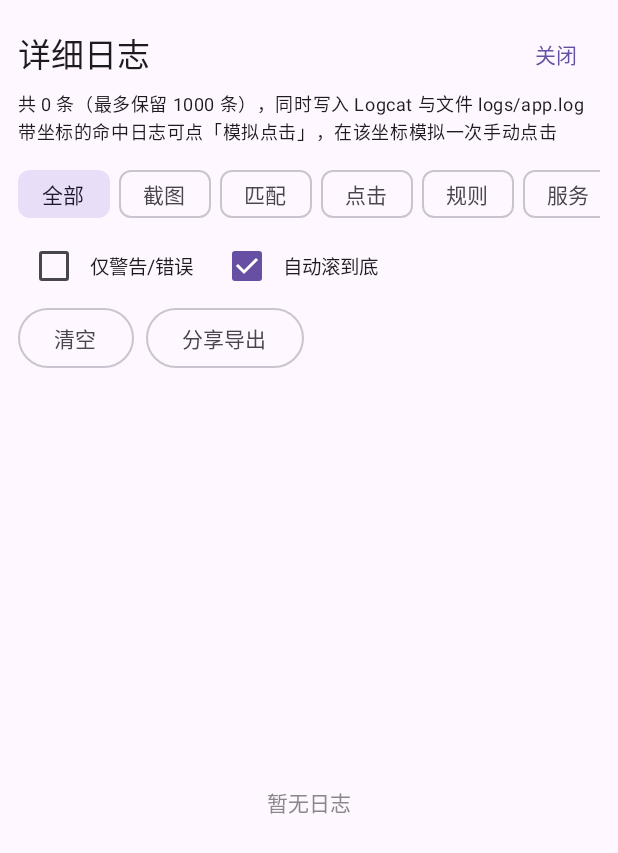
After one commit to anransu983-sketch/ColorClicker, an Android app built with Jetpack Compose: the composable LogScreen shown on its own in the app's theme, on a phone screen of 412 x 824 dp. The commit adds this screen. Shown: the top 853 px of the screen. Run offline under Robolectric (Android 15) with nearby library versions, the phone set to English and light mode, and no system bars; 2 statements that could not run were skipped.

Commit message:
详细日志 + 日志坐标模拟点击：命中日志带坐标，点「模拟点击」即在该坐标模拟一次点击

```diff
--- /dev/null
+++ b/app/src/main/java/com/example/colorclicker/LogScreen.kt
@@ -0,0 +1,134 @@
+package com.example.colorclicker
+
+import android.content.Intent
+import androidx.compose.foundation.background
+import androidx.compose.foundation.horizontalScroll
+import androidx.compose.foundation.layout.*
+import androidx.compose.foundation.lazy.LazyColumn
+import androidx.compose.foundation.lazy.items
+import androidx.compose.foundation.lazy.rememberLazyListState
+import androidx.compose.foundation.rememberScrollState
+import androidx.compose.material3.*
+import androidx.compose.runtime.*
+import androidx.compose.ui.Alignment
+import androidx.compose.ui.Modifier
+import androidx.compose.ui.graphics.Color
+import androidx.compose.ui.platform.LocalContext
+import androidx.compose.ui.text.font.FontFamily
+import androidx.compose.ui.unit.dp
+import androidx.compose.ui.unit.sp
+import androidx.compose.ui.window.Dialog
+import androidx.compose.ui.window.DialogProperties
+import kotlinx.coroutines.launch
+
+private val TAGS = listOf("全部", "截图", "匹配", "点击", "规则", "服务", "启动")
+
+private fun levelColor(level: String) = when (level) {
+    "ERROR" -> Color(0xFFD32F2F)
+    "WARN" -> Color(0xFFEF6C00)
+    "DEBUG" -> Color(0xFF757575)
+    else -> Color.Unspecified
+}
+
+/** 应用内详细日志页：实时看、按分类/级别筛、清空、分享导出 */
+@Composable
+fun LogScreen(onDismiss: () -> Unit) {
+    val ctx = LocalContext.current
+    val scope = rememberCoroutineScope()
+    var tag by remember { mutableStateOf("全部") }
+    var onlyErrors by remember { mutableStateOf(false) }
+    var autoScroll by remember { mutableStateOf(true) }
+    val listState = rememberLazyListState()
+
+    val shown = remember(AppLog.lines.size, tag, onlyErrors) {
+        AppLog.lines.filter {
+            (tag == "全部" || it.tag == tag) && (!onlyErrors || it.level == "ERROR" || it.level == "WARN")
+        }
+    }
+
+    LaunchedEffect(shown.size) {
+        if (autoScroll && shown.isNotEmpty()) listState.animateScrollToItem(shown.size - 1)
+    }
+
+    Dialog(onDismissRequest = onDismiss, properties = DialogProperties(usePlatformDefaultWidth = false)) {
+        Surface(Modifier.fillMaxSize(), color = MaterialTheme.colorScheme.background) {
+            Column(Modifier.fillMaxSize().padding(12.dp)) {
+                Row(verticalAlignment = Alignment.CenterVertically) {
+                    Text("详细日志", style = MaterialTheme.typography.titleLarge, modifier = Modifier.weight(1f))
+                    TextButton(onDismiss) { Text("关闭") }
+                }
+                Text("共 ${AppLog.lines.size} 条（最多保留 ${AppLog.MAX_LINES} 条），同时写入 Logcat 与文件 logs/app.log", style = MaterialTheme.typography.bodySmall)
+                Text("带坐标的命中日志可点「模拟点击」，在该坐标模拟一次手动点击", style = MaterialTheme.typography.bodySmall)
+                Spacer(Modifier.height(8.dp))
+                Row(Modifier.horizontalScroll(rememberScrollState()), horizontalArrangement = Arrangement.spacedBy(6.dp)) {
+                    TAGS.forEach { t ->
+                        FilterChip(tag == t, { tag = t }, { Text(t) })
+                    }
+                }
+                Row(verticalAlignment = Alignment.CenterVertically, horizontalArrangement = Arrangement.spacedBy(12.dp)) {
+                    Row(verticalAlignment = Alignment.CenterVertically) {
+                        Checkbox(onlyErrors, { onlyErrors = it })
+                        Text("仅警告/错误", fontSize = 13.sp)
+                    }
+                    Row(verticalAlignment = Alignment.CenterVertically) {
+                        Checkbox(autoScroll, { autoScroll = it })
+                        Text("自动滚到底", fontSize = 13.sp)
+                    }
+                }
+                Row(horizontalArrangement = Arrangement.spacedBy(8.dp)) {
+                    OutlinedButton({
+                        AppLog.clear()
+                        AppLog.i("服务", "日志已清空")
+                    }) { Text("清空") }
+                    OutlinedButton({
+                        val text = AppLog.exportText()
+                        val send = Intent(Intent.ACTION_SEND).apply {
+                            type = "text/plain"
+                            putExtra(Intent.EXTRA_SUBJECT, "ColorClicker 日志")
+                            putExtra(Intent.EXTRA_TEXT, text)
+                        }
+                        ctx.startActivity(Intent.createChooser(send, "导出日志"))
+                    }) { Text("分享导出") }
+                }
+                Spacer(Modifier.height(8.dp))
+                if (shown.isEmpty()) {
+                    Box(Modifier.fillMaxSize(), contentAlignment = Alignment.Center) {
+                        Text("暂无日志", color = Color.Gray)
+                    }
+                } else {
+                    LazyColumn(state = listState, modifier = Modifier.fillMaxSize(), verticalArrangement = Arrangement.spacedBy(2.dp)) {
+                        items(shown) { l ->
+                            Row(
+                                modifier = Modifier.fillMaxWidth().background(
+                                    if (l.level == "ERROR") Color(0xFFFFEBEE) else Color.Transparent
+                                ).padding(2.dp),
+                                verticalAlignment = Alignment.CenterVertically
+                            ) {
+                                Text(
+                                    l.format(),
+                                    fontSize = 11.sp,
+                                    fontFamily = FontFamily.Monospace,
+                                    color = levelColor(l.level),
+                                    modifier = Modifier.weight(1f)
+                                )
+                                if (l.x != null && l.y != null) {
+                                    TextButton(
+                                        onClick = {
+                                            scope.launch {
+                                                AppLog.i("点击", "手动点击 (${l.x},${l.y})（来自日志）")
+                                                val ok = ClickService.tap(l.x, l.y)
+                                                if (ok) AppLog.i("点击", "手动点击 (${l.x},${l.y}) 已发出")
+                                                else AppLog.e("点击", "手动点击 (${l.x},${l.y}) 失败：无障碍服务未连接或手势被拒")
+                                            }
+                                        },
+                                        contentPadding = PaddingValues(horizontal = 6.dp, vertical = 0.dp)
+                                    ) { Text("模拟点击", fontSize = 11.sp) }
+                                }
+                            }
+                        }
+                    }
+                }
+            }
+        }
+    }
+}
--- a/app/src/main/java/com/example/colorclicker/Matcher.kt
+++ b/app/src/main/java/com/example/colorclicker/Matcher.kt
@@ -11,6 +11,8 @@ import org.opencv.imgproc.Imgproc
 import kotlin.math.abs
 
 object Matcher {
+    /** 最近一次找图的最高相似度（供日志用；找色不适用） */
+    @Volatile var lastImageScore: Double = 0.0
     private fun clamp(b: Bitmap, r: List<Int>?): IntArray {
         if (r == null || r.size < 4) return intArrayOf(0, 0, b.width, b.height)
         val x = r[0].coerceIn(0, b.width - 1)
@@ -49,6 +51,7 @@ object Matcher {
             Imgproc.matchTemplate(roi, t, res, Imgproc.TM_CCOEFF_NORMED)
             val mm = Core.minMaxLoc(res)
             res.release()
+            lastImageScore = mm.maxVal
             if (mm.maxVal < thr) return null
             return Point(r[0] + mm.maxLoc.x.toInt() + t.cols() / 2, r[1] + mm.maxLoc.y.toInt() + t.rows() / 2)
         } finally {
```
Also changed, not shown: app/src/main/java/com/example/colorclicker/CaptureService.kt (+21 -4 lines), app/src/main/java/com/example/colorclicker/ClickService.kt (+31 -10 lines), app/src/main/java/com/example/colorclicker/LogStore.kt (added, +93 -0 lines), app/src/main/java/com/example/colorclicker/MainActivity.kt (+19 -3 lines), app/src/main/java/com/example/colorclicker/Runner.kt (+66 -11 lines).
